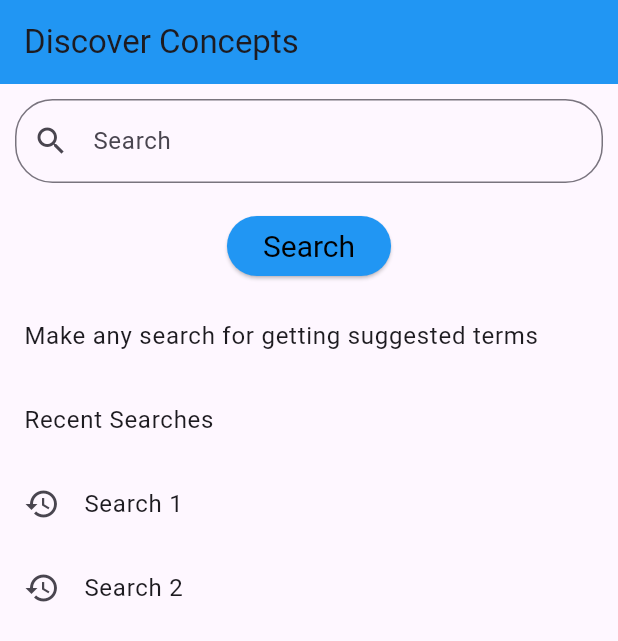
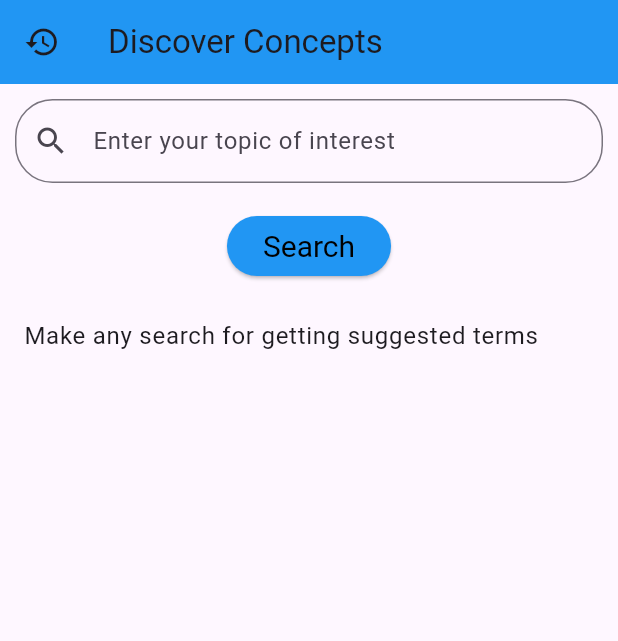
Before and after one commit to pvlKryu/flutter_conceptualize, a Flutter app: the screen it shows after launch, on a phone screen of 412 x 824 dp. Shown: the top 641 px of the screen. Run offline on Flutter 3.47's test engine with Material 3 defaults, Android fonts, the phone set to English and light mode, and no system bars; our stand-ins replace dio, equatable, flutter_bloc, get_it, retrofit; generated files the repository leaves out were written again.

Commit message:
feature - UI main screen

```diff
--- a/lib/presentation/home_screen/main_screen.dart
+++ b/lib/presentation/home_screen/main_screen.dart
@@ -12,7 +12,7 @@ class MainScreen extends StatefulWidget {
 }
 
 class _MainScreenState extends State<MainScreen> {
-  final TextEditingController _textEditingController = TextEditingController();
+  final _textEditingController = TextEditingController();
 
   @override
   void dispose() {
@@ -30,19 +30,16 @@ class _MainScreenState extends State<MainScreen> {
     return Scaffold(
       appBar: AppBar(
         title: const Text('Discover Concepts'),
+        leading: const Icon(Icons.history),
         backgroundColor: Colors.blue,
       ),
-      body: SafeArea(
-        child: BlocBuilder<MainScreenBloc, MainScreenState>(builder: (context, state) {
-          return SingleChildScrollView(
-            child: Column(
+      body: Column(
         children: [
           Padding(
             padding: const EdgeInsets.all(10.0),
             child: TextField(
               controller: _textEditingController,
               decoration: const InputDecoration(
-                      labelText: 'Search',
                 hintText: 'Enter your topic of interest',
                 prefixIcon: Icon(Icons.search),
                 border: OutlineInputBorder(
@@ -63,43 +60,40 @@ class _MainScreenState extends State<MainScreen> {
                   borderRadius: BorderRadius.circular(20.0),
                 ),
               ),
-                    child: const Text('Search', style: TextStyle(color: Colors.black),),
+              child: const Text(
+                'Search',
+                style: TextStyle(color: Colors.black),
               ),
             ),
-                if (state.isLoading) const CircularProgressIndicator(),
-                if (state.conceptEntitiesList != null) ...[
-                  const ListTile(
-                    title: Text('Suggested Terms in Relevant Order'),
           ),
-                  SizedBox(
-                    height: 300,
-                    child: ListView.builder(
+          Expanded(
+            child: BlocBuilder<MainScreenBloc, MainScreenState>(
+              builder: (context, state) {
+                if (state.isLoading) {
+                  return const Center(child: CircularProgressIndicator());
+                }
+                if (state.conceptEntitiesList == null) {
+                  return const ListTile(
+                    title: Text('Make any search for getting suggested terms'),
+                  );
+                }
+                return ListView.builder(
                   itemCount: state.conceptEntitiesList?.length ?? 0,
                   itemBuilder: (context, index) {
                     final entity = state.conceptEntitiesList?[index];
                     return ListTile(
-                          leading: const Icon(Icons.lightbulb_outline),
-                          title: Text('${index + 1} ${entity?.word ?? ''} '),
+                      onTap: () => print(''),
+                      title: Row(
+                        children: [
+                          Text(
+                            '${index + 1}. ',
+                            style: const TextStyle(fontWeight: FontWeight.bold),
+                          ),
+                          Text('${entity?.word ?? ''} '),
+                        ],
+                      ),
                     );
                   },
-                    ),
-                  ),
-                ],
-                if (state.conceptEntitiesList == null)
-                  const ListTile(
-                    title: Text('Make any search for getting suggested terms'),
-                  ),
-                const ListTile(
-                  title: Text('Recent Searches'),
-                ),
-                SizedBox(
-                  height: 100,
-                  child: ListView.builder(
-                    itemCount: 5, // Placeholder count
-                    itemBuilder: (context, index) {
-                      return ListTile(
-                        leading: const Icon(Icons.history),
-                        title: Text('Search ${index + 1}'),
                 );
               },
             ),
@@ -107,8 +101,5 @@ class _MainScreenState extends State<MainScreen> {
         ],
       ),
     );
-        }),
-      ),
-    );
   }
 }
```
Lines whose indentation alone changed are shown as unchanged.
